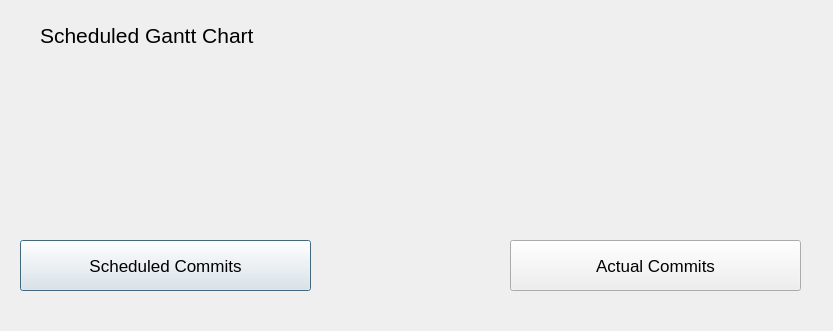
Before: the Qt Designer form Graphics/UI/projectChart.ui in inexplicable01/saga, drawn with Qt 5.
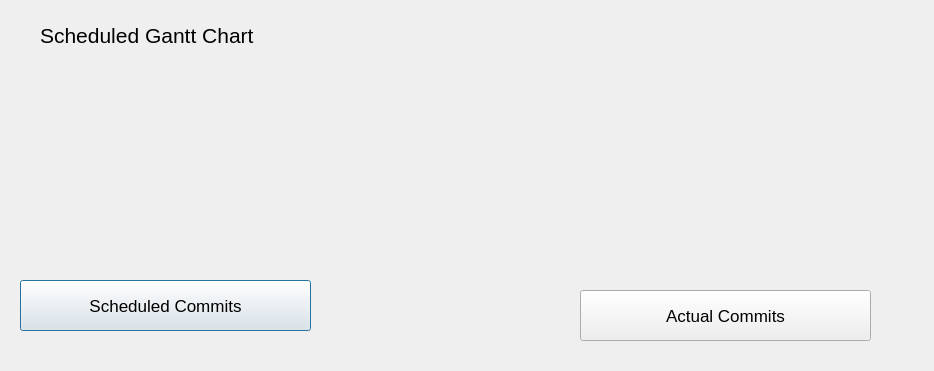
After: the same form once the commit is applied. Icons and pictures are not drawn.

What changed in the file:
```diff
--- a/Graphics/UI/projectChart.ui
+++ b/Graphics/UI/projectChart.ui
@@ -6,8 +6,8 @@
    <rect>
     <x>0</x>
     <y>0</y>
-    <width>833</width>
-    <height>331</height>
+    <width>934</width>
+    <height>371</height>
    </rect>
   </property>
   <property name="font">
@@ -23,8 +23,8 @@
     <rect>
      <x>20</x>
      <y>60</y>
-     <width>781</width>
-     <height>151</height>
+     <width>881</width>
+     <height>191</height>
     </rect>
    </property>
    <property name="text">
@@ -41,7 +41,7 @@
    <property name="geometry">
     <rect>
      <x>20</x>
-     <y>240</y>
+     <y>280</y>
      <width>291</width>
      <height>51</height>
     </rect>
@@ -53,8 +53,8 @@
   <widget class="QPushButton" name="actualButton">
    <property name="geometry">
     <rect>
-     <x>510</x>
-     <y>240</y>
+     <x>580</x>
+     <y>290</y>
      <width>291</width>
      <height>51</height>
     </rect>
```
